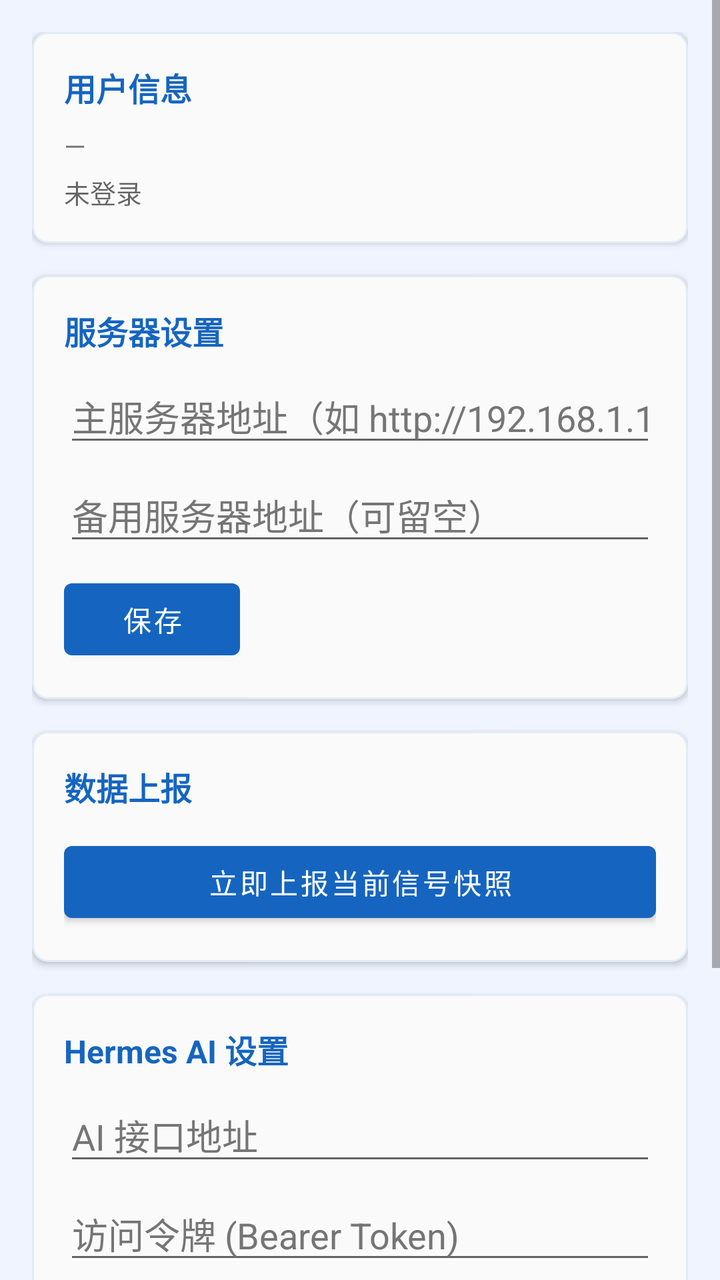
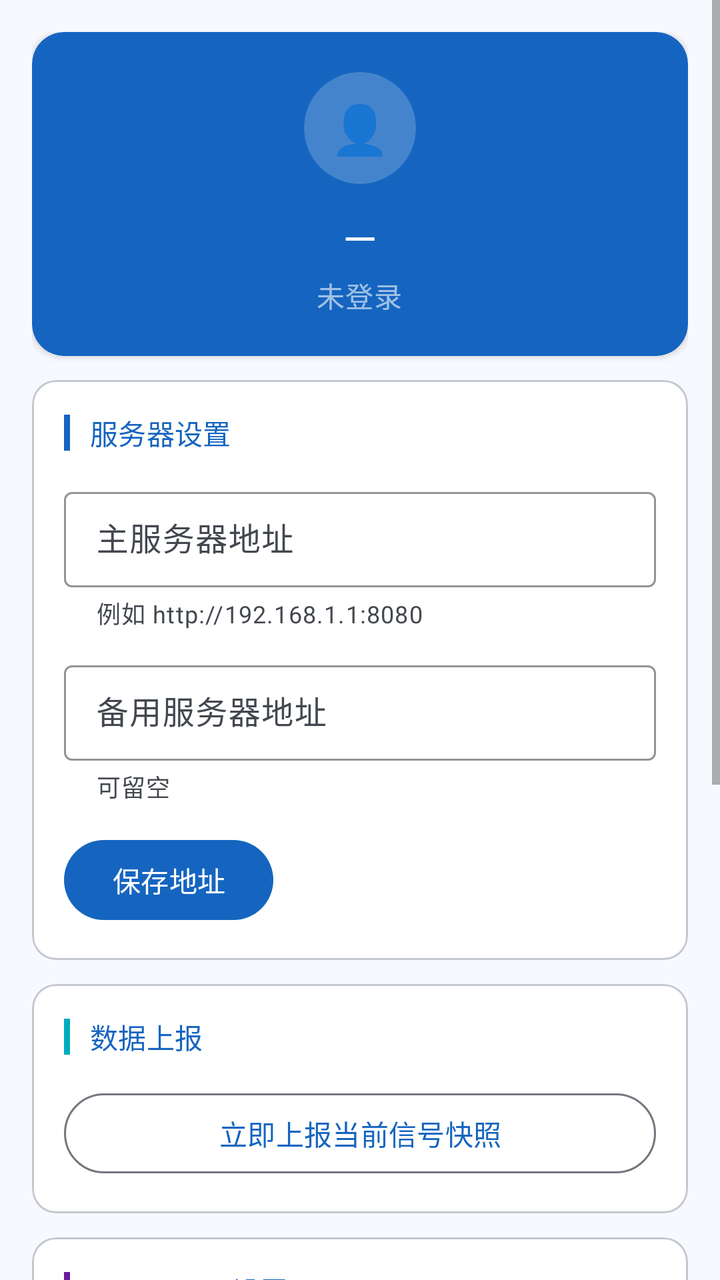

The first picture is an Android layout as it rendered before a commit; the second is the same layout after the commit. The layout source and the unified diff follow.
<!-- AndroidManifest.xml: application theme Theme.CellSentinelApp -->
<!-- res/layout/fragment_profile.xml -->
<?xml version="1.0" encoding="utf-8"?>
<ScrollView
    xmlns:android="http://schemas.android.com/apk/res/android"
    xmlns:app="http://schemas.android.com/apk/res-auto"
    android:layout_width="match_parent"
    android:layout_height="match_parent"
    android:background="@color/background"
    android:fillViewport="true">

    <LinearLayout
        android:layout_width="match_parent"
        android:layout_height="wrap_content"
        android:orientation="vertical"
        android:padding="16dp">

        
        <com.google.android.material.card.MaterialCardView
            android:id="@+id/card_user"
            android:layout_width="match_parent"
            android:layout_height="wrap_content"
            android:layout_marginBottom="16dp">

            <LinearLayout
                android:layout_width="match_parent"
                android:layout_height="wrap_content"
                android:orientation="vertical"
                android:padding="16dp">

                <TextView
                    android:layout_width="wrap_content"
                    android:layout_height="wrap_content"
                    android:text="用户信息"
                    android:textStyle="bold"
                    android:textSize="16sp"
                    android:textColor="@color/colorPrimary" />

                <TextView
                    android:id="@+id/tv_nick_name"
                    android:layout_width="wrap_content"
                    android:layout_height="wrap_content"
                    android:text="—"
                    android:textSize="14sp"
                    android:paddingTop="8dp" />

                <TextView
                    android:id="@+id/tv_login_status"
                    android:layout_width="wrap_content"
                    android:layout_height="wrap_content"
                    android:text="未登录"
                    android:textSize="13sp"
                    android:textColor="@color/textColorSecondary"
                    android:paddingTop="4dp" />

            </LinearLayout>
        </com.google.android.material.card.MaterialCardView>

        
        <com.google.android.material.card.MaterialCardView
            android:layout_width="match_parent"
            android:layout_height="wrap_content"
            android:layout_marginBottom="16dp">

            <LinearLayout
                android:layout_width="match_parent"
                android:layout_height="wrap_content"
                android:orientation="vertical"
                android:padding="16dp">

                <TextView
                    android:layout_width="wrap_content"
                    android:layout_height="wrap_content"
                    android:text="服务器设置"
                    android:textStyle="bold"
                    android:textSize="16sp"
                    android:textColor="@color/colorPrimary" />

                <EditText
                    android:id="@+id/et_server_url"
                    android:layout_width="match_parent"
                    android:layout_height="wrap_content"
                    android:hint="主服务器地址（如 http://192.168.1.1:8080）"
                    android:inputType="textUri"
                    android:maxLines="1"
                    android:layout_marginTop="8dp" />

                <EditText
                    android:id="@+id/et_backup_server_url"
                    android:layout_width="match_parent"
                    android:layout_height="wrap_content"
                    android:hint="备用服务器地址（可留空）"
                    android:inputType="textUri"
                    android:maxLines="1"
                    android:layout_marginTop="6dp" />

                <Button
                    android:id="@+id/btn_save_url"
                    android:layout_width="wrap_content"
                    android:layout_height="wrap_content"
                    android:text="保存"
                    android:textAllCaps="false"
                    android:layout_marginTop="8dp" />

            </LinearLayout>
        </com.google.android.material.card.MaterialCardView>

        
        <com.google.android.material.card.MaterialCardView
            android:layout_width="match_parent"
            android:layout_height="wrap_content"
            android:layout_marginBottom="16dp">

            <LinearLayout
                android:layout_width="match_parent"
                android:layout_height="wrap_content"
                android:orientation="vertical"
                android:padding="16dp">

                <TextView
                    android:layout_width="wrap_content"
                    android:layout_height="wrap_content"
                    android:text="数据上报"
                    android:textStyle="bold"
                    android:textSize="16sp"
                    android:textColor="@color/colorPrimary" />

                <Button
                    android:id="@+id/btn_upload_signal"
                    android:layout_width="match_parent"
                    android:layout_height="wrap_content"
                    android:text="立即上报当前信号快照"
                    android:textAllCaps="false"
                    android:layout_marginTop="12dp" />

            </LinearLayout>
        </com.google.android.material.card.MaterialCardView>

        
        <com.google.android.material.card.MaterialCardView
            android:layout_width="match_parent"
            android:layout_height="wrap_content"
            android:layout_marginBottom="16dp">

            <LinearLayout
                android:layout_width="match_parent"
                android:layout_height="wrap_content"
                android:orientation="vertical"
                android:padding="16dp">

                <TextView
                    android:layout_width="wrap_content"
                    android:layout_height="wrap_content"
                    android:text="Hermes AI 设置"
                    android:textStyle="bold"
                    android:textSize="16sp"
                    android:textColor="@color/colorPrimary" />

                <EditText
                    android:id="@+id/et_hermes_url"
                    android:layout_width="match_parent"
                    android:layout_height="wrap_content"
                    android:hint="AI 接口地址"
                    android:inputType="textUri"
                    android:maxLines="1"
                    android:layout_marginTop="8dp" />

                <EditText
                    android:id="@+id/et_hermes_token"
                    android:layout_width="match_parent"
                    android:layout_height="wrap_content"
                    android:hint="访问令牌 (Bearer Token)"
                    android:inputType="textPassword"
                    android:maxLines="1"
                    android:layout_marginTop="6dp" />

                <EditText
                    android:id="@+id/et_hermes_model"
                    android:layout_width="match_parent"
                    android:layout_height="wrap_content"
                    android:hint="模型名称（留空自动获取）"
                    android:inputType="text"
                    android:maxLines="1"
                    android:layout_marginTop="6dp" />

                <Button
                    android:id="@+id/btn_save_hermes"
                    android:layout_width="wrap_content"
                    android:layout_height="wrap_content"
                    android:text="保存AI设置"
                    android:textAllCaps="false"
                    android:layout_marginTop="8dp" />

            </LinearLayout>
        </com.google.android.material.card.MaterialCardView>

        
        <Button
            android:id="@+id/btn_login"
            android:layout_width="match_parent"
            android:layout_height="wrap_content"
            android:text="登录后台"
            android:textAllCaps="false"
            android:layout_marginBottom="8dp" />

        <Button
            android:id="@+id/btn_logout"
            style="@style/Widget.MaterialComponents.Button.OutlinedButton"
            android:layout_width="match_parent"
            android:layout_height="wrap_content"
            android:text="退出登录"
            android:textAllCaps="false"
            android:visibility="gone" />

    </LinearLayout>
</ScrollView>
<!-- resources referenced by this layout -->
<resources>
  <color name="background">#F0F4FF</color>
  <style name="Theme.CellSentinelApp" parent="Theme.MaterialComponents.Light.DarkActionBar">
          
          <item name="colorPrimary">@color/colorPrimary</item>
          <item name="colorPrimaryVariant">@color/colorPrimaryDark</item>
          <item name="colorOnPrimary">@color/white</item>
          
          <item name="colorSecondary">@color/colorAccent</item>
          <item name="colorSecondaryVariant">@color/colorAccentDark</item>
          <item name="colorOnSecondary">@color/white</item>
          
          <item name="colorSurface">@color/colorSurface</item>
          <item name="colorOnSurface">@color/textColorPrimary</item>
          
          <item name="android:windowBackground">@color/background</item>
          <item name="android:colorBackground">@color/background</item>
          
          <item name="android:statusBarColor">@color/colorPrimaryDark</item>
          
          <item name="android:textColorPrimary">@color/textColorPrimary</item>
          <item name="android:textColorSecondary">@color/textColorSecondary</item>
          <item name="android:textColorHint">@color/textColorHint</item>
          
          <item name="materialCardViewStyle">@style/AppCardView</item>
          <item name="editTextStyle">@style/AppEditText</item>
          <item name="chipStyle">@style/AppChip</item>
      </style>
  <color name="colorPrimaryDark">#0D47A1</color>
  <color name="colorAccentDark">#007C91</color>
  <color name="colorSurface">#FFFFFF</color>
  <style name="AppCardView" parent="Widget.MaterialComponents.CardView">
          <item name="cardCornerRadius">8dp</item>
          <item name="cardElevation">2dp</item>
          <item name="cardBackgroundColor">@color/colorSurfaceFaint</item>
          <item name="strokeColor">@color/colorPrimaryTintBg</item>
          <item name="strokeWidth">1dp</item>
      </style>
  <style name="AppChip" parent="Widget.MaterialComponents.Chip.Filter">
          <item name="chipBackgroundColor">@color/chip_bg_color</item>
          <item name="android:textColor">@color/chip_text_color</item>
          <item name="chipStrokeColor">@color/colorPrimaryTintBg</item>
          <item name="chipStrokeWidth">1dp</item>
      </style>
  <color name="colorSurfaceFaint">#FAFAFA</color>
  <color name="colorPrimaryTintBg">#1A1565C0</color>
  <!-- unchanged entries left out for length: 7 -->
</resources>

<!-- the commit's change to res/layout/fragment_profile.xml (unified diff, before → after) -->
@@ -4,7 +4,7 @@
     xmlns:app="http://schemas.android.com/apk/res-auto"
     android:layout_width="match_parent"
     android:layout_height="match_parent"
-    android:background="@color/background"
+    android:background="?attr/colorSurface"
     android:fillViewport="true">
 
     <LinearLayout
@@ -18,44 +18,155 @@
             android:id="@+id/card_user"
             android:layout_width="match_parent"
             android:layout_height="wrap_content"
-            android:layout_marginBottom="16dp">
-
-            <LinearLayout
-                android:layout_width="match_parent"
-                android:layout_height="wrap_content"
-                android:orientation="vertical"
-                android:padding="16dp">
-
-                <TextView
-                    android:layout_width="wrap_content"
-                    android:layout_height="wrap_content"
-                    android:text="用户信息"
-                    android:textStyle="bold"
-                    android:textSize="16sp"
-                    android:textColor="@color/colorPrimary" />
+            android:layout_marginBottom="12dp"
+            app:cardCornerRadius="16dp"
+            app:cardElevation="2dp"
+            app:cardBackgroundColor="@color/colorPrimary">
+
+            <LinearLayout
+                android:layout_width="match_parent"
+                android:layout_height="wrap_content"
+                android:orientation="vertical"
+                android:padding="20dp"
+                android:gravity="center_horizontal">
+
+                <com.google.android.material.card.MaterialCardView
+                    android:layout_width="56dp"
+                    android:layout_height="56dp"
+                    app:cardCornerRadius="28dp"
+                    app:cardElevation="0dp"
+                    app:cardBackgroundColor="@color/colorWhite20"
+                    android:layout_marginBottom="12dp">
+                    <TextView
+                        android:layout_width="match_parent"
+                        android:layout_height="match_parent"
+                        android:gravity="center"
+                        android:text="👤"
+                        android:textSize="24sp" />
+                </com.google.android.material.card.MaterialCardView>
 
                 <TextView
                     android:id="@+id/tv_nick_name"
                     android:layout_width="wrap_content"
                     android:layout_height="wrap_content"
                     android:text="—"
-                    android:textSize="14sp"
-                    android:paddingTop="8dp" />
+                    android:textAppearance="?attr/textAppearanceTitleLarge"
+                    android:textColor="@color/white"
+                    android:layout_marginBottom="4dp" />
 
                 <TextView
                     android:id="@+id/tv_login_status"
                     android:layout_width="wrap_content"
                     android:layout_height="wrap_content"
                     android:text="未登录"
-                    android:textSize="13sp"
-                    android:textColor="@color/textColorSecondary"
-                    android:paddingTop="4dp" />
-
-            </LinearLayout>
-        </com.google.android.material.card.MaterialCardView>
-
-        
-        <com.google.android.material.card.MaterialCardView
+                    android:textAppearance="?attr/textAppearanceBodyMedium"
+                    android:textColor="@color/colorWhite60" />
+
+            </LinearLayout>
+        </com.google.android.material.card.MaterialCardView>
+
+        
+        <com.google.android.material.card.MaterialCardView
+            style="@style/AppInfoCard"
+            android:layout_width="match_parent"
+            android:layout_height="wrap_content"
+            android:layout_marginBottom="12dp">
+
+            <LinearLayout
+                android:layout_width="match_parent"
+                android:layout_height="wrap_content"
+                android:orientation="vertical"
+                android:padding="16dp">
+
+                <LinearLayout
+                    android:layout_width="match_parent"
+                    android:layout_height="wrap_content"
+                    android:orientation="horizontal"
+                    android:gravity="center_vertical"
+                    android:layout_marginBottom="14dp">
+                    <View android:layout_width="3dp" android:layout_height="18dp"
+                        android:background="@color/colorPrimary" android:layout_marginEnd="10dp" />
+                    <TextView style="@style/SectionTitle" android:text="服务器设置" />
+                </LinearLayout>
+
+                <com.google.android.material.textfield.TextInputLayout
+                    android:layout_width="match_parent"
+                    android:layout_height="wrap_content"
+                    android:hint="主服务器地址"
+                    style="@style/AppTextInput"
+                    app:helperText="例如 http://192.168.1.1:8080"
+                    android:layout_marginBottom="12dp">
+                    <com.google.android.material.textfield.TextInputEditText
+                        android:id="@+id/et_server_url"
+                        android:layout_width="match_parent"
+                        android:layout_height="wrap_content"
+                        android:inputType="textUri"
+                        android:maxLines="1" />
+                </com.google.android.material.textfield.TextInputLayout>
+
+                <com.google.android.material.textfield.TextInputLayout
+                    android:layout_width="match_parent"
+                    android:layout_height="wrap_content"
+                    android:hint="备用服务器地址"
+                    style="@style/AppTextInput"
+                    app:helperText="可留空"
+                    android:layout_marginBottom="14dp">
+                    <com.google.android.material.textfield.TextInputEditText
+                        android:id="@+id/et_backup_server_url"
+                        android:layout_width="match_parent"
+                        android:layout_height="wrap_content"
+                        android:inputType="textUri"
+                        android:maxLines="1" />
+                </com.google.android.material.textfield.TextInputLayout>
+
+                <com.google.android.material.button.MaterialButton
+                    android:id="@+id/btn_save_url"
+                    android:layout_width="wrap_content"
+                    android:layout_height="wrap_content"
+                    android:text="保存地址"
+                    android:textAllCaps="false" />
+
+            </LinearLayout>
+        </com.google.android.material.card.MaterialCardView>
+
+        
+        <com.google.android.material.card.MaterialCardView
+            style="@style/AppInfoCard"
+            android:layout_width="match_parent"
+            android:layout_height="wrap_content"
+            android:layout_marginBottom="12dp">
+
+            <LinearLayout
+                android:layout_width="match_parent"
+                android:layout_height="wrap_content"
+                android:orientation="vertical"
+                android:padding="16dp">
+
+                <LinearLayout
+                    android:layout_width="match_parent"
+                    android:layout_height="wrap_content"
+                    android:orientation="horizontal"
+                    android:gravity="center_vertical"
+                    android:layout_marginBottom="14dp">
+                    <View android:layout_width="3dp" android:layout_height="18dp"
+                        android:background="@color/colorAccent" android:layout_marginEnd="10dp" />
+                    <TextView style="@style/SectionTitle" android:text="数据上报" />
+                </LinearLayout>
+
+                <com.google.android.material.button.MaterialButton
+                    android:id="@+id/btn_upload_signal"
+                    style="@style/Widget.Material3.Button.OutlinedButton"
+                    android:layout_width="match_parent"
+                    android:layout_height="wrap_content"
+                    android:text="立即上报当前信号快照"
+                    android:textAllCaps="false" />
+
+            </LinearLayout>
+        </com.google.android.material.card.MaterialCardView>
+
+        
+        <com.google.android.material.card.MaterialCardView
+            style="@style/AppInfoCard"
             android:layout_width="match_parent"
             android:layout_height="wrap_content"
             android:layout_marginBottom="16dp">
@@ -66,144 +177,84 @@
                 android:orientation="vertical"
                 android:padding="16dp">
 
-                <TextView
-                    android:layout_width="wrap_content"
-                    android:layout_height="wrap_content"
-                    android:text="服务器设置"
-                    android:textStyle="bold"
-                    android:textSize="16sp"
-                    android:textColor="@color/colorPrimary" />
-
-                <EditText
-                    android:id="@+id/et_server_url"
-                    android:layout_width="match_parent"
-                    android:layout_height="wrap_content"
-                    android:hint="主服务器地址（如 http://192.168.1.1:8080）"
-                    android:inputType="textUri"
-                    android:maxLines="1"
-                    android:layout_marginTop="8dp" />
-
-                <EditText
-                    android:id="@+id/et_backup_server_url"
-                    android:layout_width="match_parent"
-                    android:layout_height="wrap_content"
-                    android:hint="备用服务器地址（可留空）"
-                    android:inputType="textUri"
-                    android:maxLines="1"
-                    android:layout_marginTop="6dp" />
-
-                <Button
-                    android:id="@+id/btn_save_url"
-                    android:layout_width="wrap_content"
-                    android:layout_height="wrap_content"
-                    android:text="保存"
-                    android:textAllCaps="false"
-                    android:layout_marginTop="8dp" />
-
-            </LinearLayout>
-        </com.google.android.material.card.MaterialCardView>
-
-        
-        <com.google.android.material.card.MaterialCardView
-            android:layout_width="match_parent"
-            android:layout_height="wrap_content"
-            android:layout_marginBottom="16dp">
-
-            <LinearLayout
-                android:layout_width="match_parent"
-                android:layout_height="wrap_content"
-                android:orientation="vertical"
-                android:padding="16dp">
-
-                <TextView
-                    android:layout_width="wrap_content"
-                    android:layout_height="wrap_content"
-                    android:text="数据上报"
-                    android:textStyle="bold"
-                    android:textSize="16sp"
-                    android:textColor="@color/colorPrimary" />
-
-                <Button
-                    android:id="@+id/btn_upload_signal"
-                    android:layout_width="match_parent"
-                    android:layout_height="wrap_content"
-                    android:text="立即上报当前信号快照"
-                    android:textAllCaps="false"
-                    android:layout_marginTop="12dp" />
-
-            </LinearLayout>
-        </com.google.android.material.card.MaterialCardView>
-
-        
-        <com.google.android.material.card.MaterialCardView
-            android:layout_width="match_parent"
-            android:layout_height="wrap_content"
-            android:layout_marginBottom="16dp">
-
-            <LinearLayout
-                android:layout_width="match_parent"
-                android:layout_height="wrap_content"
-                android:orientation="vertical"
-                android:padding="16dp">
-
-                <TextView
-                    android:layout_width="wrap_content"
-                    android:layout_height="wrap_content"
-                    android:text="Hermes AI 设置"
-                    android:textStyle="bold"
-                    android:textSize="16sp"
-                    android:textColor="@color/colorPrimary" />
-
-                <EditText
-                    android:id="@+id/et_hermes_url"
+                <LinearLayout
+                    android:layout_width="match_parent"
+                    android:layout_height="wrap_content"
+                    android:orientation="horizontal"
+                    android:gravity="center_vertical"
+                    android:layout_marginBottom="14dp">
+                    <View android:layout_width="3dp" android:layout_height="18dp"
+                        android:background="@color/colorNr" android:layout_marginEnd="10dp" />
+                    <TextView style="@style/SectionTitle" android:text="Hermes AI 设置" />
+                </LinearLayout>
+
+                <com.google.android.material.textfield.TextInputLayout
                     android:layout_width="match_parent"
                     android:layout_height="wrap_content"
                     android:hint="AI 接口地址"
-                    android:inputType="textUri"
-                    android:maxLines="1"
-                    android:layout_marginTop="8dp" />
-
-                <EditText
-                    android:id="@+id/et_hermes_token"
+                    style="@style/AppTextInput"
+                    android:layout_marginBottom="12dp">
+                    <com.google.android.material.textfield.TextInputEditText
+                        android:id="@+id/et_hermes_url"
+                        android:layout_width="match_parent"
+                        android:layout_height="wrap_content"
+                        android:inputType="textUri"
+                        android:maxLines="1" />
+                </com.google.android.material.textfield.TextInputLayout>
+
+                <com.google.android.material.textfield.TextInputLayout
                     android:layout_width="match_parent"
                     android:layout_height="wrap_content"
                     android:hint="访问令牌 (Bearer Token)"
-                    android:inputType="textPassword"
-                    android:maxLines="1"
-                    android:layout_marginTop="6dp" />
-
-                <EditText
-                    android:id="@+id/et_hermes_model"
-                    android:layout_width="match_parent"
-                    android:layout_height="wrap_content"
-                    android:hint="模型名称（留空自动获取）"
-                    android:inputType="text"
-                    android:maxLines="1"
-                    android:layout_marginTop="6dp" />
-
-                <Button
+                    style="@style/AppTextInput"
+                    app:endIconMode="password_toggle"
+                    android:layout_marginBottom="12dp">
+                    <com.google.android.material.textfield.TextInputEditText
+                        android:id="@+id/et_hermes_token"
+                        android:layout_width="match_parent"
+                        android:layout_height="wrap_content"
+                        android:inputType="textPassword"
+                        android:maxLines="1" />
+                </com.google.android.material.textfield.TextInputLayout>
+
+                <com.google.android.material.textfield.TextInputLayout
+                    android:layout_width="match_parent"
+                    android:layout_height="wrap_content"
+                    android:hint="模型名称"
+                    style="@style/AppTextInput"
+                    app:helperText="留空自动获取"
+                    android:layout_marginBottom="14dp">
+                    <com.google.android.material.textfield.TextInputEditText
+                        android:id="@+id/et_hermes_model"
+                        android:layout_width="match_parent"
+                        android:layout_height="wrap_content"
+                        android:inputType="text"
+                        android:maxLines="1" />
+                </com.google.android.material.textfield.TextInputLayout>
+
+                <com.google.android.material.button.MaterialButton
                     android:id="@+id/btn_save_hermes"
                     android:layout_width="wrap_content"
                     android:layout_height="wrap_content"
-                    android:text="保存AI设置"
-                    android:textAllCaps="false"
-                    android:layout_marginTop="8dp" />
-
-            </LinearLayout>
-        </com.google.android.material.card.MaterialCardView>
-
-        
-        <Button
+                    android:text="保存 AI 设置"
+                    android:textAllCaps="false" />
+
+            </LinearLayout>
+        </com.google.android.material.card.MaterialCardView>
+
+        
+        <com.google.android.material.button.MaterialButton
             android:id="@+id/btn_login"
             android:layout_width="match_parent"
-            android:layout_height="wrap_content"
+            android:layout_height="52dp"
             android:text="登录后台"
             android:textAllCaps="false"
+            android:textAppearance="?attr/textAppearanceTitleSmall"
             android:layout_marginBottom="8dp" />
 
-        <Button
+        <com.google.android.material.button.MaterialButton
             android:id="@+id/btn_logout"
-            style="@style/Widget.MaterialComponents.Button.OutlinedButton"
+            style="@style/Widget.Material3.Button.OutlinedButton"
             android:layout_width="match_parent"
             android:layout_height="wrap_content"
             android:text="退出登录"
<!-- resource entries referenced after the edit -->
@@ -1,50 +1,99 @@
 <!-- resources referenced by this layout -->
 <resources>
-  <color name="background">#F0F4FF</color>
-  <style name="Theme.CellSentinelApp" parent="Theme.MaterialComponents.Light.DarkActionBar">
+  <color name="colorNr">#6A1B9A</color>
+  <color name="colorWhite20">#33FFFFFF</color>
+  <color name="colorWhite60">#99FFFFFF</color>
+  <style name="AppInfoCard" parent="Widget.Material3.CardView.Outlined">
+          <item name="cardCornerRadius">12dp</item>
+          <item name="cardElevation">0dp</item>
+          <item name="strokeWidth">1dp</item>
+          <item name="strokeColor">@color/colorOutlineVariant</item>
+          <item name="cardBackgroundColor">@color/colorSurfaceContainerLowest</item>
+          <item name="android:stateListAnimator">@null</item>
+      </style>
+  <style name="AppTextInput" parent="Widget.Material3.TextInputLayout.OutlinedBox.Dense">
+          <item name="hintTextColor">?attr/colorOnSurfaceVariant</item>
+          <item name="boxStrokeColor">?attr/colorOutlineVariant</item>
+          <item name="boxStrokeErrorColor">?attr/colorError</item>
+          <item name="helperTextTextColor">?attr/colorOnSurfaceVariant</item>
+          <item name="errorTextColor">?attr/colorError</item>
+      </style>
+  <style name="SectionTitle">
+          <item name="android:layout_width">wrap_content</item>
+          <item name="android:layout_height">wrap_content</item>
+          <item name="android:textAppearance">?attr/textAppearanceTitleSmall</item>
+          <item name="android:textColor">@color/colorPrimary</item>
+      </style>
+  <style name="Theme.CellSentinelApp" parent="Theme.Material3.Light">
+  
           
-          <item name="colorPrimary">@color/colorPrimary</item>
-          <item name="colorPrimaryVariant">@color/colorPrimaryDark</item>
-          <item name="colorOnPrimary">@color/white</item>
+          <item name="colorPrimary">#1565C0</item>
+          <item name="colorOnPrimary">#FFFFFF</item>
+          <item name="colorPrimaryContainer">#D8E4FF</item>
+          <item name="colorOnPrimaryContainer">#001849</item>
+  
           
-          <item name="colorSecondary">@color/colorAccent</item>
-          <item name="colorSecondaryVariant">@color/colorAccentDark</item>
-          <item name="colorOnSecondary">@color/white</item>
+          <item name="colorSecondary">#00ACC1</item>
+          <item name="colorOnSecondary">#FFFFFF</item>
+          <item name="colorSecondaryContainer">#B2EBF2</item>
+          <item name="colorOnSecondaryContainer">#001F24</item>
+  
           
-          <item name="colorSurface">@color/colorSurface</item>
-          <item name="colorOnSurface">@color/textColorPrimary</item>
+          <item name="colorTertiary">#6A1B9A</item>
+          <item name="colorOnTertiary">#FFFFFF</item>
+          <item name="colorTertiaryContainer">#EEDCFF</item>
+          <item name="colorOnTertiaryContainer">#230048</item>
+  
           
-          <item name="android:windowBackground">@color/background</item>
-          <item name="android:colorBackground">@color/background</item>
+          <item name="colorError">#B3261E</item>
+          <item name="colorOnError">#FFFFFF</item>
+          <item name="colorErrorContainer">#F9DEDC</item>
+          <item name="colorOnErrorContainer">#410E0B</item>
+  
           
-          <item name="android:statusBarColor">@color/colorPrimaryDark</item>
+          <item name="colorSurface">#F8F9FF</item>
+          <item name="colorOnSurface">#1A1C22</item>
+          <item name="colorSurfaceVariant">#DFE2EB</item>
+          <item name="colorOnSurfaceVariant">#43474F</item>
+          <item name="colorSurfaceContainerLowest">#FFFFFF</item>
+          <item name="colorSurfaceContainerLow">#F2F3FA</item>
+          <item name="colorSurfaceContainer">#ECEFF5</item>
+          <item name="colorSurfaceContainerHigh">#E6E8EF</item>
+          <item name="colorSurfaceContainerHighest">#E1E2EA</item>
+  
+          
+          <item name="colorOutline">#73777F</item>
+          <item name="colorOutlineVariant">#C3C7CF</item>
+  
+          
+          <item name="android:windowBackground">?attr/colorSurface</item>
+          <item name="android:statusBarColor">@color/colorPrimary</item>
+          <item name="android:navigationBarColor">?attr/colorSurface</item>
+  
           
           <item name="android:textColorPrimary">@color/textColorPrimary</item>
           <item name="android:textColorSecondary">@color/textColorSecondary</item>
           <item name="android:textColorHint">@color/textColorHint</item>
+  
           
           <item name="materialCardViewStyle">@style/AppCardView</item>
           <item name="editTextStyle">@style/AppEditText</item>
           <item name="chipStyle">@style/AppChip</item>
+  
       </style>
-  <color name="colorPrimaryDark">#0D47A1</color>
-  <color name="colorAccentDark">#007C91</color>
-  <color name="colorSurface">#FFFFFF</color>
-  <style name="AppCardView" parent="Widget.MaterialComponents.CardView">
-          <item name="cardCornerRadius">8dp</item>
-          <item name="cardElevation">2dp</item>
-          <item name="cardBackgroundColor">@color/colorSurfaceFaint</item>
-          <item name="strokeColor">@color/colorPrimaryTintBg</item>
-          <item name="strokeWidth">1dp</item>
+  <color name="colorOutlineVariant">#C3C7CF</color>
+  <color name="colorSurfaceContainerLowest">#FFFFFF</color>
+  <style name="AppCardView" parent="Widget.Material3.CardView.Elevated">
+          <item name="cardCornerRadius">12dp</item>
+          <item name="cardElevation">1dp</item>
+          <item name="android:stateListAnimator">@null</item>
       </style>
-  <style name="AppChip" parent="Widget.MaterialComponents.Chip.Filter">
+  <style name="AppChip" parent="Widget.Material3.Chip.Filter">
           <item name="chipBackgroundColor">@color/chip_bg_color</item>
           <item name="android:textColor">@color/chip_text_color</item>
-          <item name="chipStrokeColor">@color/colorPrimaryTintBg</item>
+          <item name="chipStrokeColor">?attr/colorOutlineVariant</item>
           <item name="chipStrokeWidth">1dp</item>
       </style>
-  <color name="colorSurfaceFaint">#FAFAFA</color>
-  <color name="colorPrimaryTintBg">#1A1565C0</color>
   <!-- unchanged entries left out for length: 7 -->
 </resources>
 
